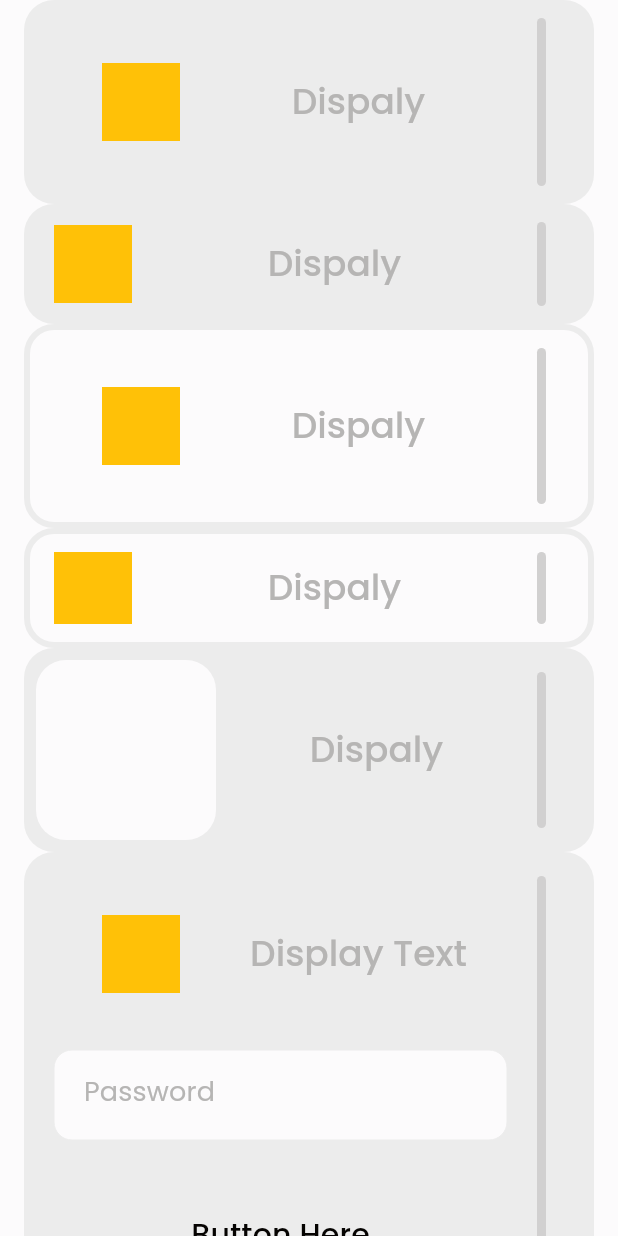
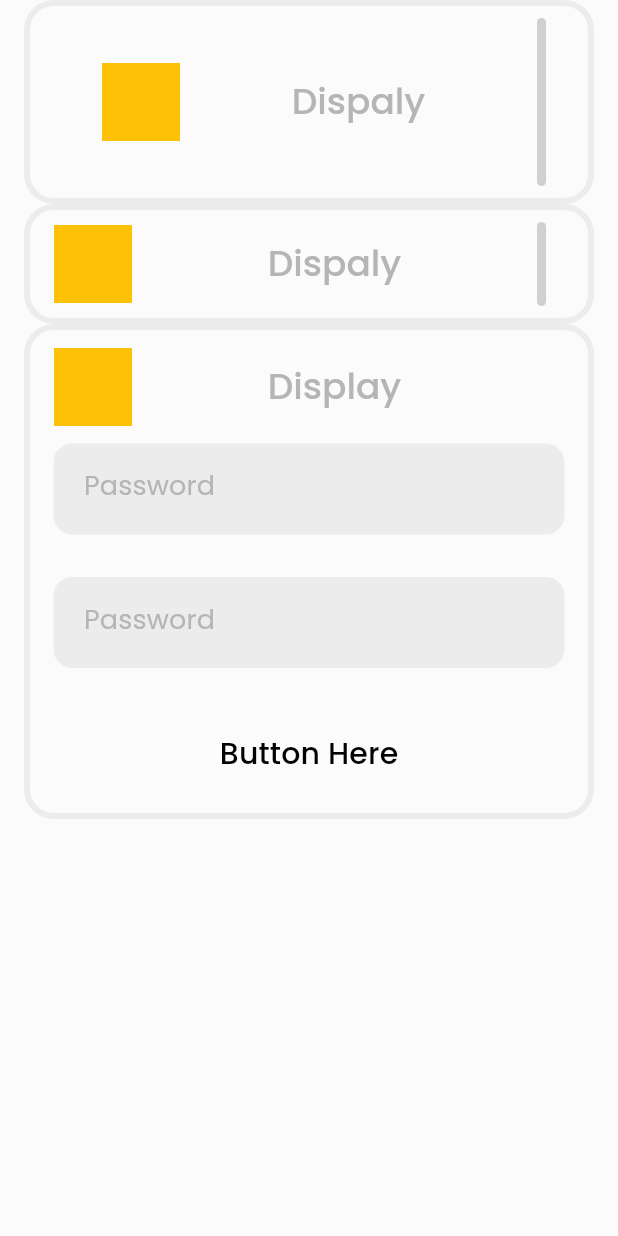
Before and after one commit to athiruj/communication_for_mobile_app_and_esp_module, a Flutter app: the screen it shows after launch, on a phone screen of 412 x 824 dp. Run offline on Flutter 3.47's test engine with Material 2 defaults, Android fonts, the phone set to English and light mode, and no system bars.

Commit message:
boxs.dart size config

```diff
--- a/lib/boxs.dart
+++ b/lib/boxs.dart
@@ -132,10 +132,10 @@ class OutlineBox extends StatelessWidget {
 
     return Container(
       padding: const EdgeInsets.only(
-        bottom: 12,
+        bottom: 8,
         left: 48,
         right: 28,
-        top: 12,
+        top: 8,
       ),
       decoration: BoxDecoration(
         border: Border.all(
@@ -190,10 +190,10 @@ class OutlineMediumBox extends StatelessWidget {
 
     return Container(
       padding: const EdgeInsets.only(
-        bottom: 12,
+        bottom: 8,
         left: 16,
         right: 28,
-        top: 12,
+        top: 8,
       ),
       decoration: BoxDecoration(
         border: Border.all(
@@ -309,10 +309,10 @@ class NormalBoxWithTextfield extends StatelessWidget {
 
     return Container(
       padding: const EdgeInsets.only(
-        bottom: 16,
+        bottom: 12,
         left: 20,
         right: 32,
-        top: 16,
+        top: 12,
       ),
       decoration: BoxDecoration(
         borderRadius: BorderRadius.circular(20),
@@ -369,9 +369,6 @@ class NormalBoxWithTextfield extends StatelessWidget {
                         fontWeight: FontWeight.w500,
                       ),
                     ),
-                    const SizedBox(
-                      height: 6.0,
-                    ),
                     Container(
                       height: 56,
                       decoration: BoxDecoration(
@@ -419,10 +416,10 @@ class OutlineBoxWithTextfield extends StatelessWidget {
 
     return Container(
       padding: const EdgeInsets.only(
-        bottom: 16,
+        bottom: 12,
         left: 16,
         right: 16,
-        top: 16,
+        top: 12,
       ),
       decoration: BoxDecoration(
         border: Border.all(
@@ -448,12 +445,15 @@ class OutlineBoxWithTextfield extends StatelessWidget {
                 child: Align(
                   alignment: Alignment.center,
                   child: Text(
-                    displayText ?? "Display Text",
+                    displayText ?? "Display",
                     style: textTheme.titleMedium?.copyWith(
                       color: colorScheme.onSurface,
                     ),
                   ),
                 ),
+              ),
+              const SizedBox(
+                width: 38.0,
               ),
             ],
           ),
@@ -480,9 +480,6 @@ class OutlineBoxWithTextfield extends StatelessWidget {
               fontWeight: FontWeight.w500,
             ),
           ),
-          const SizedBox(
-            height: 6.0,
-          ),
           Container(
             height: 56,
             decoration: BoxDecoration(
--- a/lib/main.dart
+++ b/lib/main.dart
@@ -476,12 +476,12 @@ class NormalLayout extends StatelessWidget {
           // crossAxisAlignment: CrossAxisAlignment.center,
 
           children: const [
-            NormalBox(),
-            MediumBox(),
+            // NormalBox(),
+            // MediumBox(),
             OutlineBox(),
             OutlineMediumBox(),
-            NormalBoxWithImage(),
-            NormalBoxWithTextfield(),
+            // NormalBoxWithImage(),
+            // NormalBoxWithTextfield(),
             OutlineBoxWithTextfield()
           ],
         ),
```
